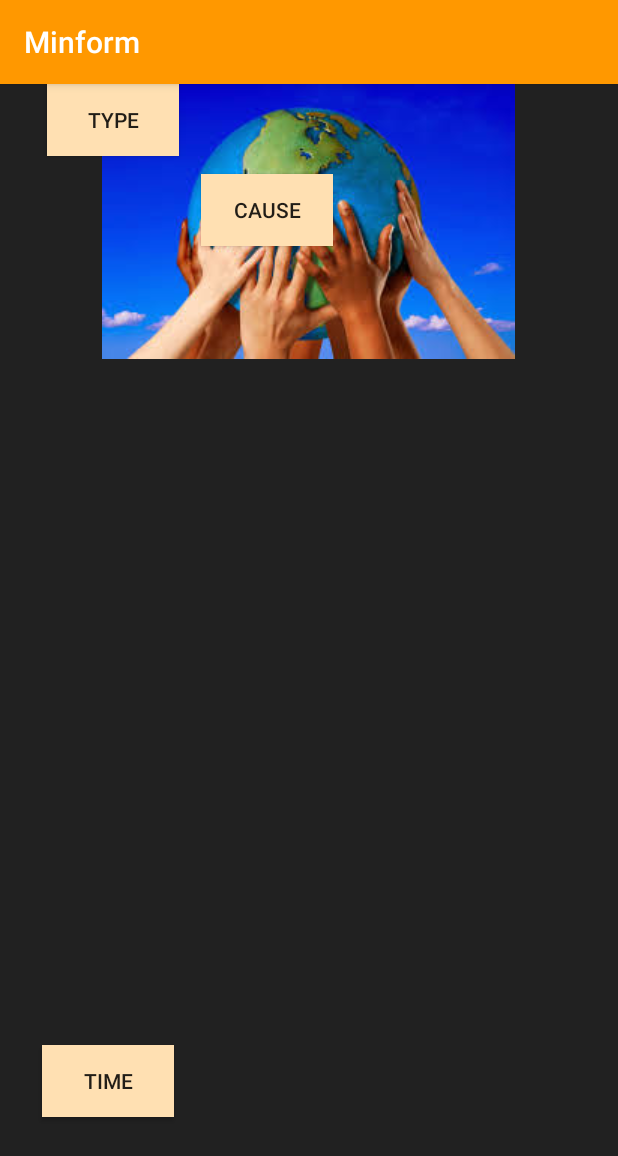
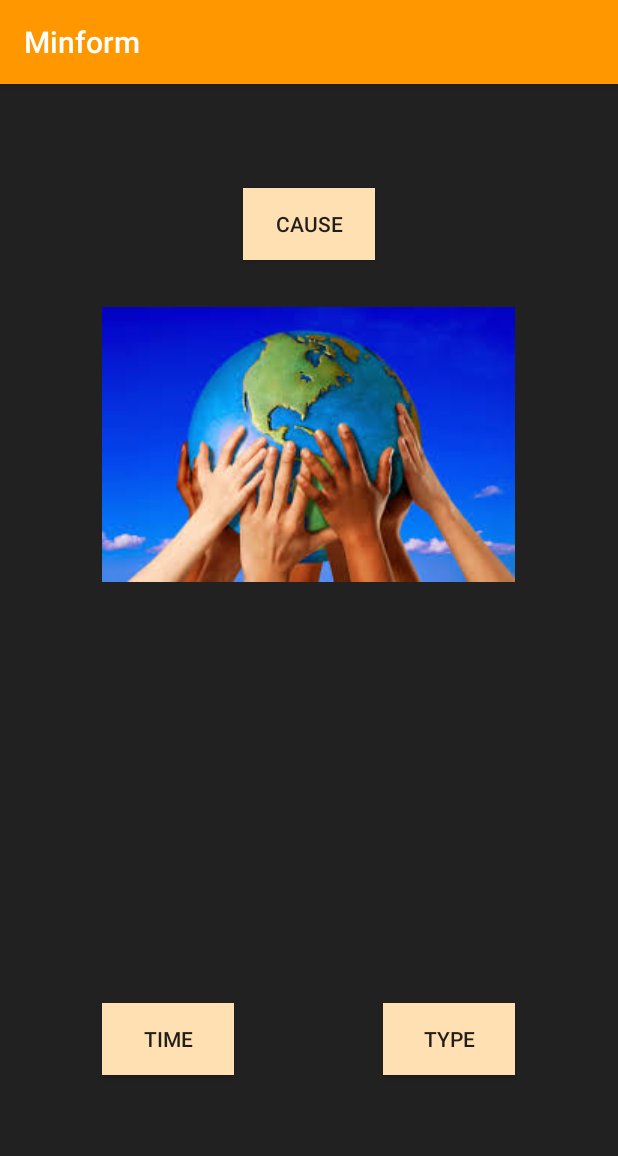
Before and after one commit to stewilondanga/minform, an Android app: the ChangeActivity screen opened directly, with no data from a screen before it, on a phone screen of 412 x 824 dp. Shown: the top 1156 px of the screen. Run offline under Robolectric (Android 15) with nearby library versions, the phone set to English and light mode, and no system bars.

```diff
--- a/app/src/main/AndroidManifest.xml
+++ b/app/src/main/AndroidManifest.xml
@@ -18,7 +18,8 @@
         </activity>
         <activity android:name=".ChangeActivity" />
         <activity android:name=".CauseActivity" />
-        <activity android:name=".TimeActivity"></activity>
+        <activity android:name=".TimeActivity" />
+        <activity android:name=".TypeActivity"></activity>
     </application>
 
 </manifest>
--- a/app/src/main/java/io/github/stewilondanga/minform/ChangeActivity.java
+++ b/app/src/main/java/io/github/stewilondanga/minform/ChangeActivity.java
@@ -9,6 +9,7 @@ import android.widget.Button;
 public class ChangeActivity extends AppCompatActivity {
     private Button mFindCauseButton;
     private Button mFindTimeButton;
+    private Button mFindTypeButton;
 
     @Override
     protected void onCreate(Bundle savedInstanceState) {
@@ -32,5 +33,14 @@ public class ChangeActivity extends AppCompatActivity {
                 startActivity(intent);
             }
         });
+
+        mFindTypeButton = (Button) findViewById(R.id.findTypeButton);
+        mFindTypeButton.setOnClickListener(new View.OnClickListener() {
+            @Override
+            public void onClick(View v) {
+                Intent intent = new Intent(ChangeActivity.this, TypeActivity.class);
+                startActivity(intent);
+            }
+        });
     }
 }
--- /dev/null
+++ b/app/src/main/java/io/github/stewilondanga/minform/TypeActivity.java
@@ -0,0 +1,13 @@
+package io.github.stewilondanga.minform;
+
+import android.support.v7.app.AppCompatActivity;
+import android.os.Bundle;
+
+public class TypeActivity extends AppCompatActivity {
+
+    @Override
+    protected void onCreate(Bundle savedInstanceState) {
+        super.onCreate(savedInstanceState);
+        setContentView(R.layout.activity_type);
+    }
+}
--- a/app/src/main/res/layout/activity_change.xml
+++ b/app/src/main/res/layout/activity_change.xml
@@ -10,47 +10,41 @@
         android:id="@+id/findCauseButton"
         android:layout_width="wrap_content"
         android:layout_height="wrap_content"
-        android:layout_alignParentLeft="true"
-        android:layout_alignParentStart="true"
         android:layout_alignParentTop="true"
-        android:layout_marginLeft="134dp"
-        android:layout_marginStart="134dp"
-        android:layout_marginTop="60dp"
-        android:text="Cause"
-        android:background="@color/colorPrimaryLight"/>
+        android:layout_centerHorizontal="true"
+        android:layout_marginTop="69dp"
+        android:background="@color/colorPrimaryLight"
+        android:text="Cause" />
 
     <Button
         android:id="@+id/findTimeButton"
         android:layout_width="wrap_content"
         android:layout_height="wrap_content"
+        android:layout_alignLeft="@+id/imageView2"
         android:layout_alignParentBottom="true"
-        android:layout_alignParentLeft="true"
-        android:layout_alignParentStart="true"
-        android:layout_marginBottom="79dp"
-        android:layout_marginLeft="28dp"
-        android:layout_marginStart="28dp"
-        android:text="Time"
-        android:background="@color/colorPrimaryLight"/>
+        android:layout_alignStart="@+id/imageView2"
+        android:layout_marginBottom="107dp"
+        android:background="@color/colorPrimaryLight"
+        android:text="Time" />
 
     <Button
         android:id="@+id/findTypeButton"
         android:layout_width="wrap_content"
         android:layout_height="wrap_content"
-        android:layout_alignBottom="@+id/button3"
-        android:layout_marginLeft="31dp"
-        android:layout_marginStart="31dp"
-        android:layout_toEndOf="@+id/button"
-        android:layout_toRightOf="@+id/button"
-        android:text="Type"
-        android:background="@color/colorPrimaryLight"/>
+        android:layout_alignBaseline="@+id/findTimeButton"
+        android:layout_alignBottom="@+id/findTimeButton"
+        android:layout_alignEnd="@+id/imageView2"
+        android:layout_alignRight="@+id/imageView2"
+        android:background="@color/colorPrimaryLight"
+        android:text="Type" />
 
     <ImageView
         android:id="@+id/imageView2"
         android:layout_width="wrap_content"
         android:layout_height="wrap_content"
-        android:layout_above="@+id/button4"
+        android:layout_below="@+id/findCauseButton"
         android:layout_centerHorizontal="true"
-        android:layout_marginBottom="57dp"
+        android:layout_marginTop="31dp"
         android:background="@drawable/change" />
 
 </RelativeLayout>
--- /dev/null
+++ b/app/src/main/res/layout/activity_type.xml
@@ -0,0 +1,9 @@
+<?xml version="1.0" encoding="utf-8"?>
+<android.support.constraint.ConstraintLayout xmlns:android="http://schemas.android.com/apk/res/android"
+    xmlns:app="http://schemas.android.com/apk/res-auto"
+    xmlns:tools="http://schemas.android.com/tools"
+    android:layout_width="match_parent"
+    android:layout_height="match_parent"
+    tools:context="io.github.stewilondanga.minform.TypeActivity">
+
+</android.support.constraint.ConstraintLayout>
```
